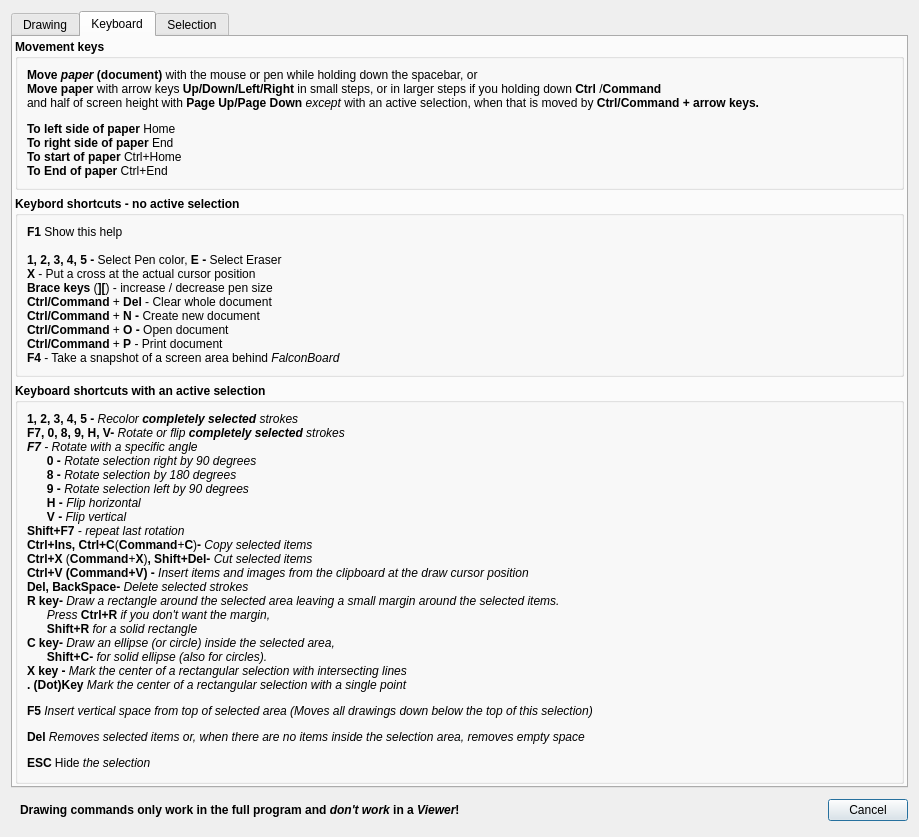
Old version of the form FalconBoard/helpdialog.ui in the repository solyoma/FalconBoard.
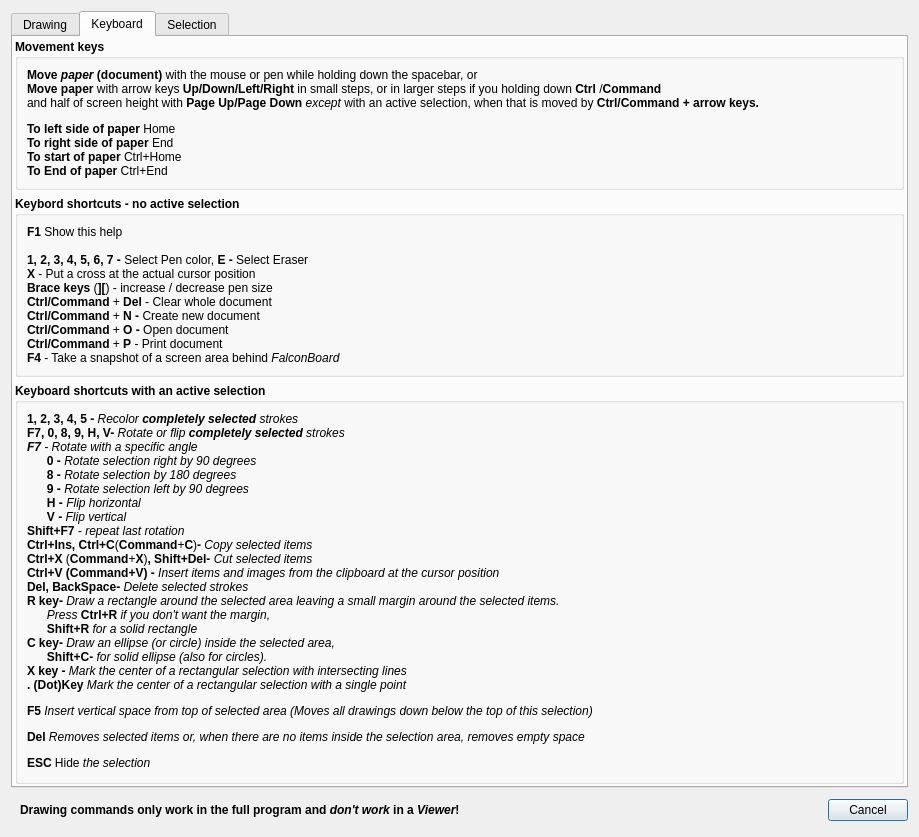
New version of the form.

The edit to the form file:
```diff
--- a/FalconBoard/helpdialog.ui
+++ b/FalconBoard/helpdialog.ui
@@ -341,7 +341,7 @@
              </font>
             </property>
             <property name="text">
-             <string>&lt;html&gt;&lt;head/&gt;&lt;body&gt;&lt;p&gt;&lt;span style=&quot; font-weight:600;&quot;&gt;F1&lt;/span&gt; Show this help&lt;br/&gt;&lt;br/&gt;&lt;span style=&quot; font-weight:600;&quot;&gt;1, 2, 3, 4, 5 - &lt;/span&gt;Select Pen color, &lt;span style=&quot; font-weight:600;&quot;&gt;E - &lt;/span&gt;Select Eraser&lt;br/&gt;&lt;span style=&quot; font-weight:600;&quot;&gt;X&lt;/span&gt; - Put a cross at the actual cursor position&lt;br/&gt;&lt;span style=&quot; font-weight:600;&quot;&gt;Brace keys &lt;/span&gt;(&lt;span style=&quot; font-weight:600;&quot;&gt;][&lt;/span&gt;) - increase / decrease pen size&lt;br/&gt;&lt;span style=&quot; font-weight:600;&quot;&gt;Ctrl/Command&lt;/span&gt; + &lt;span style=&quot; font-weight:600;&quot;&gt;Del&lt;/span&gt; - Clear whole document&lt;br/&gt;&lt;span style=&quot; font-weight:600;&quot;&gt;Ctrl/Command&lt;/span&gt; + &lt;span style=&quot; font-weight:600;&quot;&gt;N - &lt;/span&gt;Create new document&lt;br/&gt;&lt;span style=&quot; font-weight:600;&quot;&gt;Ctrl/Command&lt;/span&gt; + &lt;span style=&quot; font-weight:600;&quot;&gt;O - &lt;/span&gt;Open document&lt;br/&gt;&lt;span style=&quot; font-weight:600;&quot;&gt;Ctrl/Command&lt;/span&gt; + &lt;span style=&quot; font-weight:600;&quot;&gt;P&lt;/span&gt; - Print document&lt;br/&gt;&lt;span style=&quot; font-weight:600;&quot;&gt;F4&lt;/span&gt; - Take a snapshot of a screen area behind&lt;span style=&quot; font-style:italic;&quot;&gt; FalconBoard&lt;/span&gt;&lt;/p&gt;&lt;/body&gt;&lt;/html&gt;</string>
+             <string>&lt;html&gt;&lt;head/&gt;&lt;body&gt;&lt;p&gt;&lt;span style=&quot; font-weight:600;&quot;&gt;F1&lt;/span&gt; Show this help&lt;br/&gt;&lt;br/&gt;&lt;span style=&quot; font-weight:600;&quot;&gt;1, 2, 3, 4, 5, 6, 7 - &lt;/span&gt;Select Pen color, &lt;span style=&quot; font-weight:600;&quot;&gt;E - &lt;/span&gt;Select Eraser&lt;br/&gt;&lt;span style=&quot; font-weight:600;&quot;&gt;X&lt;/span&gt; - Put a cross at the actual cursor position&lt;br/&gt;&lt;span style=&quot; font-weight:600;&quot;&gt;Brace keys &lt;/span&gt;(&lt;span style=&quot; font-weight:600;&quot;&gt;][&lt;/span&gt;) - increase / decrease pen size&lt;br/&gt;&lt;span style=&quot; font-weight:600;&quot;&gt;Ctrl/Command&lt;/span&gt; + &lt;span style=&quot; font-weight:600;&quot;&gt;Del&lt;/span&gt; - Clear whole document&lt;br/&gt;&lt;span style=&quot; font-weight:600;&quot;&gt;Ctrl/Command&lt;/span&gt; + &lt;span style=&quot; font-weight:600;&quot;&gt;N - &lt;/span&gt;Create new document&lt;br/&gt;&lt;span style=&quot; font-weight:600;&quot;&gt;Ctrl/Command&lt;/span&gt; + &lt;span style=&quot; font-weight:600;&quot;&gt;O - &lt;/span&gt;Open document&lt;br/&gt;&lt;span style=&quot; font-weight:600;&quot;&gt;Ctrl/Command&lt;/span&gt; + &lt;span style=&quot; font-weight:600;&quot;&gt;P&lt;/span&gt; - Print document&lt;br/&gt;&lt;span style=&quot; font-weight:600;&quot;&gt;F4&lt;/span&gt; - Take a snapshot of a screen area behind&lt;span style=&quot; font-style:italic;&quot;&gt; FalconBoard&lt;/span&gt;&lt;/p&gt;&lt;/body&gt;&lt;/html&gt;</string>
             </property>
            </widget>
           </item>
@@ -369,7 +369,7 @@
              </font>
             </property>
             <property name="text">
-             <string>&lt;html&gt;&lt;head/&gt;&lt;body&gt;&lt;p&gt;&lt;span style=&quot; font-weight:600;&quot;&gt;1, 2, 3, 4, 5 - &lt;/span&gt;&lt;span style=&quot; font-style:italic;&quot;&gt;Recolor &lt;/span&gt;&lt;span style=&quot; font-weight:600; font-style:italic;&quot;&gt;completely selected&lt;/span&gt;&lt;span style=&quot; font-style:italic;&quot;&gt; strokes&lt;br/&gt;&lt;/span&gt;&lt;span style=&quot; font-weight:600;&quot;&gt;F7, 0, 8, 9, H, V- &lt;/span&gt;&lt;span style=&quot; font-style:italic;&quot;&gt;Rotate or flip &lt;/span&gt;&lt;span style=&quot; font-weight:600; font-style:italic;&quot;&gt;completely selected&lt;/span&gt;&lt;span style=&quot; font-style:italic;&quot;&gt; strokes &lt;br/&gt;&lt;/span&gt;&lt;span style=&quot; font-weight:600; font-style:italic;&quot;&gt;F7 &lt;/span&gt;&lt;span style=&quot; font-style:italic;&quot;&gt;- Rotate with a specific angle&lt;br/&gt;&lt;/span&gt;&lt;span style=&quot; font-weight:600;&quot;&gt;      0 - &lt;/span&gt;&lt;span style=&quot; font-style:italic;&quot;&gt;Rotate selection right by 90 degrees&lt;/span&gt;&lt;br/&gt;&lt;span style=&quot; font-weight:600;&quot;&gt;      8 - &lt;/span&gt;&lt;span style=&quot; font-style:italic;&quot;&gt;Rotate selection by 180 degrees&lt;/span&gt;&lt;br/&gt;&lt;span style=&quot; font-weight:600;&quot;&gt;      9 - &lt;/span&gt;&lt;span style=&quot; font-style:italic;&quot;&gt;Rotate selection left by 90 degrees&lt;br/&gt;&lt;/span&gt;&lt;span style=&quot; font-weight:600;&quot;&gt;      H - &lt;/span&gt;&lt;span style=&quot; font-style:italic;&quot;&gt;Flip horizontal&lt;/span&gt;&lt;br/&gt;&lt;span style=&quot; font-weight:600;&quot;&gt;      V - &lt;/span&gt;&lt;span style=&quot; font-style:italic;&quot;&gt;Flip vertical&lt;br/&gt;&lt;/span&gt;&lt;span style=&quot; font-weight:600;&quot;&gt;Shift+F7&lt;/span&gt;&lt;span style=&quot; font-style:italic;&quot;&gt; - repeat last rotation&lt;br/&gt;&lt;/span&gt;&lt;span style=&quot; font-weight:600;&quot;&gt;Ctrl+Ins, Ctrl+C&lt;/span&gt;(&lt;span style=&quot; font-weight:600;&quot;&gt;Command&lt;/span&gt;+&lt;span style=&quot; font-weight:600;&quot;&gt;C&lt;/span&gt;)&lt;span style=&quot; font-weight:600;&quot;&gt;- &lt;/span&gt;&lt;span style=&quot; font-style:italic;&quot;&gt;Copy selected items &lt;br/&gt;&lt;/span&gt;&lt;span style=&quot; font-weight:600;&quot;&gt;Ctrl+X &lt;/span&gt;(&lt;span style=&quot; font-weight:600;&quot;&gt;Command&lt;/span&gt;+&lt;span style=&quot; font-weight:600;&quot;&gt;X&lt;/span&gt;)&lt;span style=&quot; font-weight:600;&quot;&gt;, Shift+Del- &lt;/span&gt;&lt;span style=&quot; font-style:italic;&quot;&gt;Cut selected items&lt;br/&gt;&lt;/span&gt;&lt;span style=&quot; font-weight:600;&quot;&gt;Ctrl+V (Command+V) - &lt;/span&gt;&lt;span style=&quot; font-style:italic;&quot;&gt;Insert items and images from the clipboard at the draw cursor position&lt;br/&gt;&lt;/span&gt;&lt;span style=&quot; font-weight:600;&quot;&gt;Del, BackSpace- &lt;/span&gt;&lt;span style=&quot; font-style:italic;&quot;&gt;Delete selected strokes &lt;br/&gt;&lt;/span&gt;&lt;span style=&quot; font-weight:600;&quot;&gt;R key- &lt;/span&gt;&lt;span style=&quot; font-style:italic;&quot;&gt;Draw a rectangle around the selected area leaving a small margin around the selected items. &lt;br/&gt;      Press &lt;/span&gt;&lt;span style=&quot; font-weight:600;&quot;&gt;Ctrl+R &lt;/span&gt;&lt;span style=&quot; font-style:italic;&quot;&gt;if you don't want the margin, &lt;br/&gt;&lt;/span&gt;&lt;span style=&quot; font-weight:600;&quot;&gt;      Shift+R&lt;/span&gt;&lt;span style=&quot; font-style:italic;&quot;&gt; for a solid rectangle&lt;/span&gt;&lt;span style=&quot; font-weight:600; font-style:italic;&quot;&gt;&lt;br/&gt;&lt;/span&gt;&lt;span style=&quot; font-weight:600;&quot;&gt;C key- &lt;/span&gt;&lt;span style=&quot; font-style:italic;&quot;&gt;Draw an ellipse (or circle) inside the selected area,&lt;br/&gt;&lt;/span&gt;&lt;span style=&quot; font-weight:600;&quot;&gt;      Shift+C- &lt;/span&gt;&lt;span style=&quot; font-style:italic;&quot;&gt;for solid ellipse (also for circles).&lt;br/&gt;&lt;/span&gt;&lt;span style=&quot; font-weight:600;&quot;&gt;X key - &lt;/span&gt;&lt;span style=&quot; font-style:italic;&quot;&gt;Mark the center of a rectangular selection with intersecting lines&lt;/span&gt;&lt;br/&gt;&lt;span style=&quot; font-weight:600;&quot;&gt;. (Dot)Key&lt;/span&gt;&lt;span style=&quot; font-style:italic;&quot;&gt; Mark the center of a rectangular selection with a single point&lt;/span&gt;&lt;/p&gt;&lt;p&gt;&lt;span style=&quot; font-weight:600;&quot;&gt;F5 &lt;/span&gt;&lt;span style=&quot; font-style:italic;&quot;&gt;Insert vertical space from top of selected area (Moves all drawings down below the top of this selection)&lt;/span&gt;&lt;/p&gt;&lt;p&gt;&lt;span style=&quot; font-weight:600;&quot;&gt;Del &lt;/span&gt;&lt;span style=&quot; font-style:italic;&quot;&gt;Removes selected items or, when there are no items inside the selection area, removes empty space&lt;/span&gt;&lt;/p&gt;&lt;p&gt;&lt;span style=&quot; font-weight:600;&quot;&gt;ESC &lt;/span&gt;Hide&lt;span style=&quot; font-style:italic;&quot;&gt; the selection&lt;/span&gt;&lt;/p&gt;&lt;/body&gt;&lt;/html&gt;</string>
+             <string>&lt;html&gt;&lt;head/&gt;&lt;body&gt;&lt;p&gt;&lt;span style=&quot; font-weight:600;&quot;&gt;1, 2, 3, 4, 5 - &lt;/span&gt;&lt;span style=&quot; font-style:italic;&quot;&gt;Recolor &lt;/span&gt;&lt;span style=&quot; font-weight:600; font-style:italic;&quot;&gt;completely selected&lt;/span&gt;&lt;span style=&quot; font-style:italic;&quot;&gt; strokes&lt;br/&gt;&lt;/span&gt;&lt;span style=&quot; font-weight:600;&quot;&gt;F7, 0, 8, 9, H, V- &lt;/span&gt;&lt;span style=&quot; font-style:italic;&quot;&gt;Rotate or flip &lt;/span&gt;&lt;span style=&quot; font-weight:600; font-style:italic;&quot;&gt;completely selected&lt;/span&gt;&lt;span style=&quot; font-style:italic;&quot;&gt; strokes &lt;br/&gt;&lt;/span&gt;&lt;span style=&quot; font-weight:600; font-style:italic;&quot;&gt;F7 &lt;/span&gt;&lt;span style=&quot; font-style:italic;&quot;&gt;- Rotate with a specific angle&lt;br/&gt;&lt;/span&gt;&lt;span style=&quot; font-weight:600;&quot;&gt;      0 - &lt;/span&gt;&lt;span style=&quot; font-style:italic;&quot;&gt;Rotate selection right by 90 degrees&lt;/span&gt;&lt;br/&gt;&lt;span style=&quot; font-weight:600;&quot;&gt;      8 - &lt;/span&gt;&lt;span style=&quot; font-style:italic;&quot;&gt;Rotate selection by 180 degrees&lt;/span&gt;&lt;br/&gt;&lt;span style=&quot; font-weight:600;&quot;&gt;      9 - &lt;/span&gt;&lt;span style=&quot; font-style:italic;&quot;&gt;Rotate selection left by 90 degrees&lt;br/&gt;&lt;/span&gt;&lt;span style=&quot; font-weight:600;&quot;&gt;      H - &lt;/span&gt;&lt;span style=&quot; font-style:italic;&quot;&gt;Flip horizontal&lt;/span&gt;&lt;br/&gt;&lt;span style=&quot; font-weight:600;&quot;&gt;      V - &lt;/span&gt;&lt;span style=&quot; font-style:italic;&quot;&gt;Flip vertical&lt;br/&gt;&lt;/span&gt;&lt;span style=&quot; font-weight:600;&quot;&gt;Shift+F7&lt;/span&gt;&lt;span style=&quot; font-style:italic;&quot;&gt; - repeat last rotation&lt;br/&gt;&lt;/span&gt;&lt;span style=&quot; font-weight:600;&quot;&gt;Ctrl+Ins, Ctrl+C&lt;/span&gt;(&lt;span style=&quot; font-weight:600;&quot;&gt;Command&lt;/span&gt;+&lt;span style=&quot; font-weight:600;&quot;&gt;C&lt;/span&gt;)&lt;span style=&quot; font-weight:600;&quot;&gt;- &lt;/span&gt;&lt;span style=&quot; font-style:italic;&quot;&gt;Copy selected items &lt;br/&gt;&lt;/span&gt;&lt;span style=&quot; font-weight:600;&quot;&gt;Ctrl+X &lt;/span&gt;(&lt;span style=&quot; font-weight:600;&quot;&gt;Command&lt;/span&gt;+&lt;span style=&quot; font-weight:600;&quot;&gt;X&lt;/span&gt;)&lt;span style=&quot; font-weight:600;&quot;&gt;, Shift+Del- &lt;/span&gt;&lt;span style=&quot; font-style:italic;&quot;&gt;Cut selected items&lt;br/&gt;&lt;/span&gt;&lt;span style=&quot; font-weight:600;&quot;&gt;Ctrl+V (Command+V) - &lt;/span&gt;&lt;span style=&quot; font-style:italic;&quot;&gt;Insert items and images from the clipboard at the cursor position&lt;br/&gt;&lt;/span&gt;&lt;span style=&quot; font-weight:600;&quot;&gt;Del, BackSpace- &lt;/span&gt;&lt;span style=&quot; font-style:italic;&quot;&gt;Delete selected strokes &lt;br/&gt;&lt;/span&gt;&lt;span style=&quot; font-weight:600;&quot;&gt;R key- &lt;/span&gt;&lt;span style=&quot; font-style:italic;&quot;&gt;Draw a rectangle around the selected area leaving a small margin around the selected items. &lt;br/&gt;      Press &lt;/span&gt;&lt;span style=&quot; font-weight:600;&quot;&gt;Ctrl+R &lt;/span&gt;&lt;span style=&quot; font-style:italic;&quot;&gt;if you don't want the margin, &lt;br/&gt;&lt;/span&gt;&lt;span style=&quot; font-weight:600;&quot;&gt;      Shift+R&lt;/span&gt;&lt;span style=&quot; font-style:italic;&quot;&gt; for a solid rectangle&lt;/span&gt;&lt;span style=&quot; font-weight:600; font-style:italic;&quot;&gt;&lt;br/&gt;&lt;/span&gt;&lt;span style=&quot; font-weight:600;&quot;&gt;C key- &lt;/span&gt;&lt;span style=&quot; font-style:italic;&quot;&gt;Draw an ellipse (or circle) inside the selected area,&lt;br/&gt;&lt;/span&gt;&lt;span style=&quot; font-weight:600;&quot;&gt;      Shift+C- &lt;/span&gt;&lt;span style=&quot; font-style:italic;&quot;&gt;for solid ellipse (also for circles).&lt;br/&gt;&lt;/span&gt;&lt;span style=&quot; font-weight:600;&quot;&gt;X key - &lt;/span&gt;&lt;span style=&quot; font-style:italic;&quot;&gt;Mark the center of a rectangular selection with intersecting lines&lt;/span&gt;&lt;br/&gt;&lt;span style=&quot; font-weight:600;&quot;&gt;. (Dot)Key&lt;/span&gt;&lt;span style=&quot; font-style:italic;&quot;&gt; Mark the center of a rectangular selection with a single point&lt;/span&gt;&lt;/p&gt;&lt;p&gt;&lt;span style=&quot; font-weight:600;&quot;&gt;F5 &lt;/span&gt;&lt;span style=&quot; font-style:italic;&quot;&gt;Insert vertical space from top of selected area (Moves all drawings down below the top of this selection)&lt;/span&gt;&lt;/p&gt;&lt;p&gt;&lt;span style=&quot; font-weight:600;&quot;&gt;Del &lt;/span&gt;&lt;span style=&quot; font-style:italic;&quot;&gt;Removes selected items or, when there are no items inside the selection area, removes empty space&lt;/span&gt;&lt;/p&gt;&lt;p&gt;&lt;span style=&quot; font-weight:600;&quot;&gt;ESC &lt;/span&gt;Hide&lt;span style=&quot; font-style:italic;&quot;&gt; the selection&lt;/span&gt;&lt;/p&gt;&lt;/body&gt;&lt;/html&gt;</string>
             </property>
            </widget>
           </item>
```
